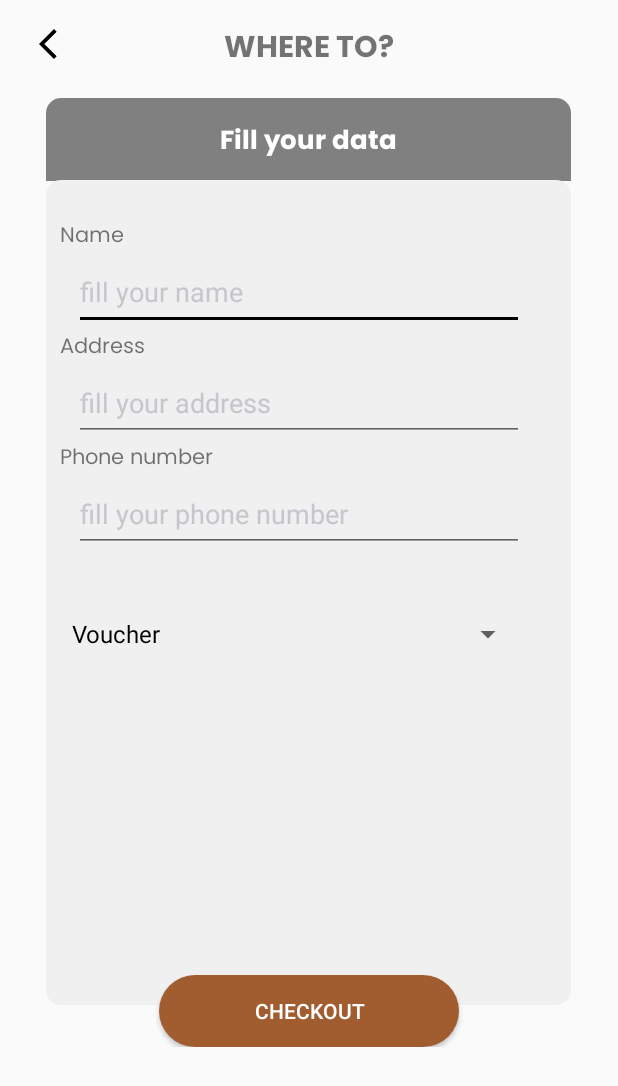
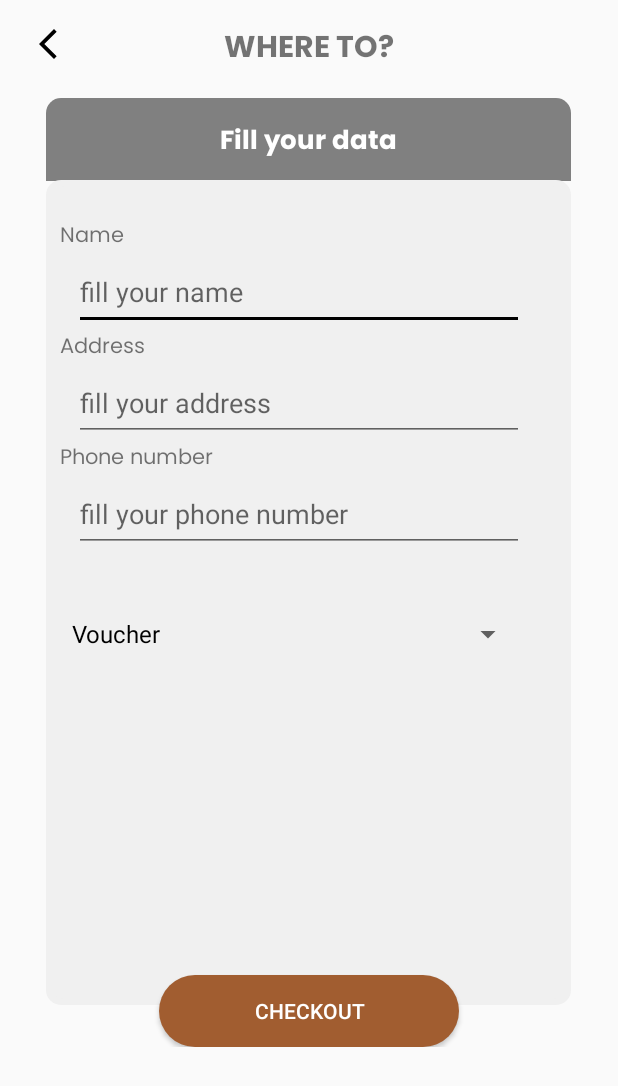
Before and after one commit to fathiradji/TUBES_PPBM03_FathirAdjiPamungkas_7708213010, an Android app: the Order screen opened directly, with no data from a screen before it, on a phone screen of 412 x 824 dp. Shown: the top 1086 px of the screen. Run offline under Robolectric (Android 15) with nearby library versions, the phone set to English and light mode, and no system bars.

Commit message:
Update activity_order.xml

```diff
--- a/app/src/main/res/layout/activity_order.xml
+++ b/app/src/main/res/layout/activity_order.xml
@@ -78,7 +78,7 @@
         <EditText
             android:layout_width="300dp"
             android:layout_height="50dp"
-            android:text="fill your name"
+            android:hint="fill your name"
             android:textColor="@color/material_dynamic_neutral80"
             android:layout_marginLeft="49dp">
 
@@ -96,7 +96,7 @@
         <EditText
             android:layout_width="300dp"
             android:layout_height="50dp"
-            android:text="fill your address"
+            android:hint="fill your address"
             android:textColor="@color/material_dynamic_neutral80"
             android:layout_marginLeft="49dp">
 
@@ -114,7 +114,7 @@
         <EditText
             android:layout_width="300dp"
             android:layout_height="50dp"
-            android:text="fill your phone number"
+            android:hint="fill your phone number"
             android:textColor="@color/material_dynamic_neutral80"
             android:layout_marginLeft="49dp">
 
```
